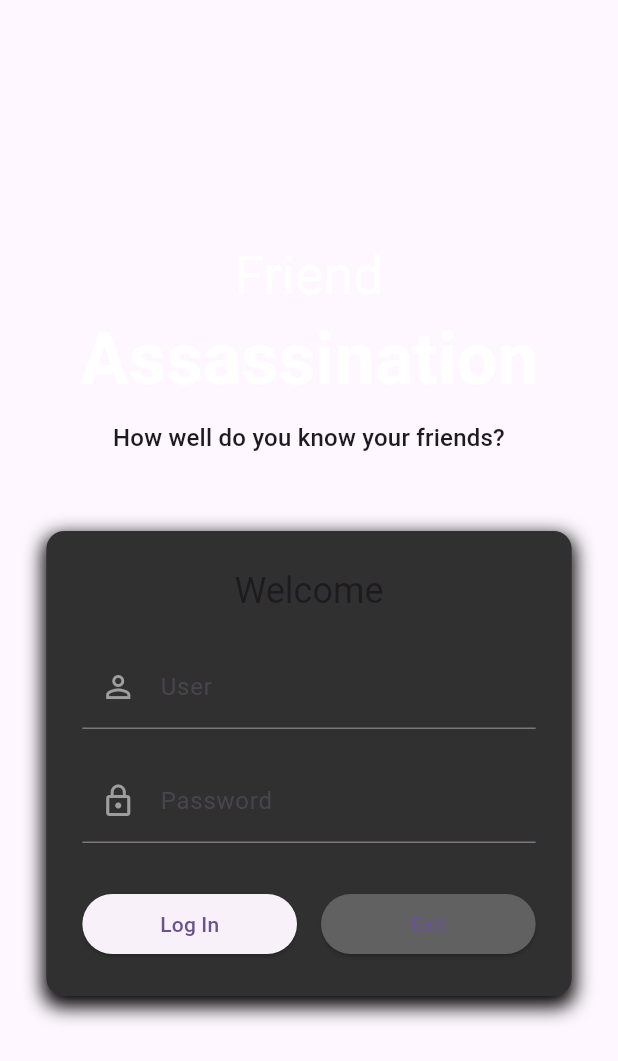
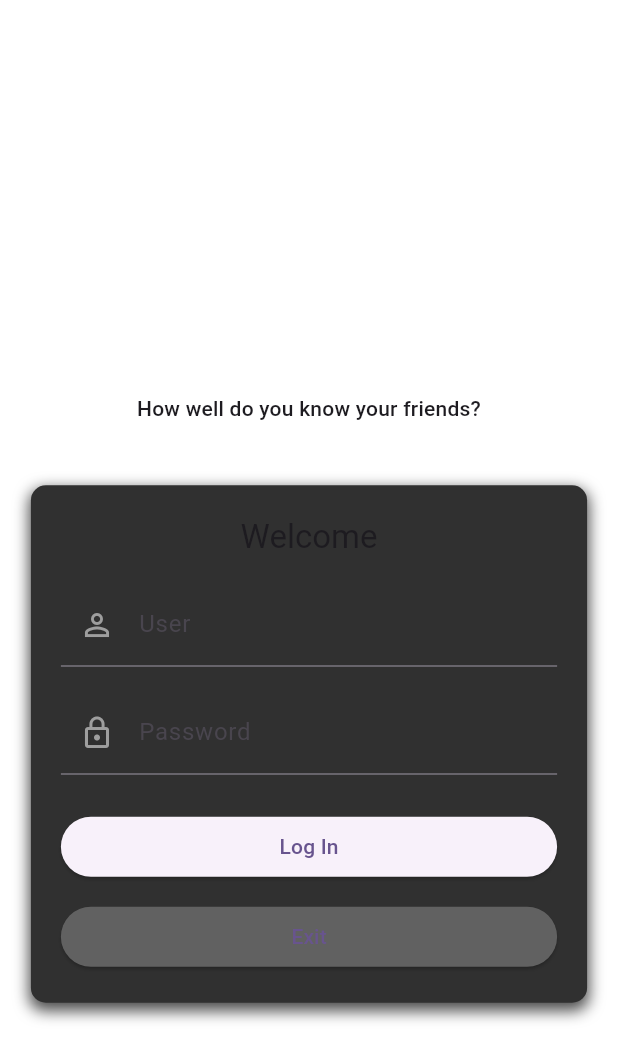
Before and after one commit to BenjaminWachter/FriendAssassination, a Flutter app: the screen it shows after launch, on a phone screen of 412 x 824 dp. Shown: the top 1061 px of the screen. Run offline on Flutter 3.47's test engine with Material 3 defaults, Android fonts, the phone set to English and light mode, and no system bars.

Commit message:
resopnsive view changer from large to compact

```diff
--- a/friend_assassination/lib/home.dart
+++ b/friend_assassination/lib/home.dart
@@ -1,8 +1,10 @@
+// ignore_for_file: deprecated_member_use
+
 import 'package:flutter/material.dart';
 
 
 class AssassinationHome extends StatefulWidget {
-  const AssassinationHome({Key? key}) : super(key: key);
+  const AssassinationHome({super.key});
 
   @override
   State<AssassinationHome> createState() => _AssassinationHomeState();
@@ -72,7 +74,7 @@ class _AssassinationHomeState extends State<AssassinationHome> {
                 // Placeholder icon
                 child: Icon(
                   Icons.person_outline, // Generic person icon
-                  color: textColor.withOpacity(0.5), // Semi-transparent white
+                  color: textColor.withAlpha(128), // Semi-transparent white // Replaced withOpacity
                   size: 150, // Large icon size
                 ),
               ),
@@ -117,7 +119,7 @@ class _AssassinationHomeState extends State<AssassinationHome> {
                 onPressed: () {
                   // Action to perform when the button is pressed
                   // For example, show a confirmation dialog or navigate
-                  print('Confirm Kill button pressed');
+                  debugPrint('Confirm Kill button pressed');
                   // You could show the dialog from the Figma design here
                   // showDialog(context: context, builder: (context) => ...);
                 },
@@ -136,72 +138,4 @@ class _AssassinationHomeState extends State<AssassinationHome> {
       ),
     );
   }
-    // Get screen dimensions
-    double screenWidth = MediaQuery.of(context).size.width;
-    double screenHeight = MediaQuery.of(context).size.height;
-
-    // Define minimum screen size
-    const double minWidth = 360;
-    const double minHeight = 500;
-
-    // Check if screen size meets the minimum requirements
-    if (screenWidth < minWidth || screenHeight < minHeight) {
-      return Scaffold(
-        body: Center(
-          child: Text(
-            'Screen size too small. Please use a larger device.',
-            style: Theme.of(context).textTheme.bodyMedium,
-            textAlign: TextAlign.center,
-          ),
-        ),
-      );
-    }
-
-    return Scaffold(
-      appBar: AppBar(
-        title: const Text('Assassination Home'),
-      ),
-      body: Center(
-        child: Text(
-          'Welcome to the Assassination Home!',
-          style: Theme.of(context).textTheme.headlineMedium,
-        ),
-      ),
-      floatingActionButton: FloatingActionButton(
-        onPressed: () {
-          // Implement your action here
-          ScaffoldMessenger.of(context).showSnackBar(
-            const SnackBar(content: Text('Floating Action Button Pressed')),
-          );
-        },
-        child: const Icon(Icons.add),
-      ),
-      floatingActionButtonLocation: FloatingActionButtonLocation.centerFloat,
-      bottomNavigationBar: BottomAppBar(
-        child: Row(
-          mainAxisAlignment: MainAxisAlignment.spaceBetween,
-          children: [
-            IconButton(
-              icon: const Icon(Icons.home),
-              onPressed: () {
-                // Implement your action here
-                ScaffoldMessenger.of(context).showSnackBar(
-                  const SnackBar(content: Text('Home Button Pressed')),
-                );
-              },
-            ),
-            IconButton(
-              icon: const Icon(Icons.settings),
-              onPressed: () {
-                // Implement your action here
-                ScaffoldMessenger.of(context).showSnackBar(
-                  const SnackBar(content: Text('Settings Button Pressed')),
-                );
-              },
-            ),
-          ],
-        ),
-      ),
-    );
-  }
 }
--- a/friend_assassination/lib/login.dart
+++ b/friend_assassination/lib/login.dart
@@ -1,6 +1,8 @@
 import 'package:flutter/material.dart';
 import 'package:friend_assassination/home.dart';
 import 'package:friend_assassination/domain/handler.dart';
+import 'package:friend_assassination/responsive_layout.dart';
+import 'package:friend_assassination/login_phone.dart';
 
 class LoginPage extends StatefulWidget {
   const LoginPage({super.key});
@@ -12,6 +14,13 @@ class LoginPage extends StatefulWidget {
 class _LoginPageState extends State<LoginPage> {
   final TextEditingController _userController = TextEditingController();
   final TextEditingController _passwordController = TextEditingController();
+
+  static const Color darkBackgroundColor = Color(0xFF201A30); // Darker purple/blue
+  static const Color cardBackgroundColor = Color(0xFF2D2F3E); // Slightly lighter dark shade
+  static const Color accentColor = Color(0xFF7B5AFF); // Purple accent
+  static const Color textColor = Colors.white;
+  static const Color subTextColor = Colors.white70;
+
 
   @override
   void dispose() {
@@ -77,7 +86,10 @@ class _LoginPageState extends State<LoginPage> {
     // Calculate form width based on screen size
     double formWidth = screenWidth > 600 ? 400 : screenWidth * 0.85;
 
-    return Scaffold(
+    // Web view for the login page
+    Widget loginWebView = Scaffold(
+      backgroundColor: darkBackgroundColor,
+
       body: Center(
         child: SingleChildScrollView(
           padding: const EdgeInsets.all(20.0),
@@ -198,5 +210,15 @@ class _LoginPageState extends State<LoginPage> {
         ),
       ),
     );
+
+    return ResponsiveLayout(
+      phoneView: LoginPhonePage(
+        userController: _userController,
+        passwordController: _passwordController,
+        onLogin: _login,
+        onExit: _exitApp,
+      ),
+      webView: loginWebView,
+    );
   }
 }
--- /dev/null
+++ b/friend_assassination/lib/login_phone.dart
@@ -0,0 +1,150 @@
+
+import 'package:flutter/material.dart';
+
+class LoginPhonePage extends StatelessWidget {
+  final TextEditingController userController;
+  final TextEditingController passwordController;
+  final VoidCallback onLogin;
+  final VoidCallback onExit;
+
+  const LoginPhonePage({
+    Key? key,
+    required this.userController,
+    required this.passwordController,
+    required this.onLogin,
+    required this.onExit,
+  }) : super(key: key);
+
+  static const Color darkBackgroundColor = Color.fromARGB(0, 251, 0, 0);
+  // static const Color cardBackgroundColor = Color(0xFF2D2F3E); // Not used here, but kept for consistency if needed later
+  // static const Color accentColor = Color(0xFF7B5AFF); // Not used here
+  // static const Color textColor = Colors.white; // Not used directly, relies on Theme
+  // static const Color subTextColor = Colors.white70; // Not used directly, relies on Theme
+
+
+  @override
+  Widget build(BuildContext context) {
+    double screenWidth = MediaQuery.of(context).size.width;
+    double formWidth = screenWidth * 0.9; // Adjusted for smaller screens
+
+    return Scaffold(
+      backgroundColor: darkBackgroundColor,
+      body: Center(
+        child: SingleChildScrollView(
+          padding: const EdgeInsets.all(16.0), // Adjusted padding for phone
+          child: ConstrainedBox(
+            constraints: BoxConstraints(
+              maxWidth: formWidth,
+            ),
+            child: Column(
+              mainAxisAlignment: MainAxisAlignment.center,
+              crossAxisAlignment: CrossAxisAlignment.center,
+              children: <Widget>[
+                // Title
+                Text(
+                  'Friend',
+                  style: Theme.of(context).textTheme.headlineSmall?.copyWith(
+                        fontSize: 32, // Slightly smaller for phone
+                        color: Colors.white,
+                      ),
+                  textAlign: TextAlign.center,
+                ),
+                Text(
+                  'Assassination',
+                  style: Theme.of(context).textTheme.headlineSmall?.copyWith(
+                        fontSize: 42, // Slightly smaller for phone
+                        color: Colors.white,
+                        fontWeight: FontWeight.bold,
+                      ),
+                  textAlign: TextAlign.center,
+                ),
+                const SizedBox(height: 8),
+                // Subtitle
+                Text(
+                  'How well do you know your friends?',
+                  style: Theme.of(context).textTheme.titleMedium?.copyWith(
+                        fontSize: 14, // Slightly smaller for phone
+                      ),
+                  textAlign: TextAlign.center,
+                ),
+                const SizedBox(height: 40), // Adjusted spacing
+
+                // Login Form Container
+                Container(
+                  padding: const EdgeInsets.all(20.0), // Adjusted padding
+                  decoration: BoxDecoration(
+                    color: Colors.grey[850],
+                    borderRadius: BorderRadius.circular(10.0), // Slightly smaller radius
+                    boxShadow: [
+                      BoxShadow(
+                        color: Colors.black.withOpacity(0.7),
+                        spreadRadius: 1,
+                        blurRadius: 8,
+                        offset: const Offset(0, 4),
+                      ),
+                    ],
+                  ),
+                  child: Column(
+                    mainAxisSize: MainAxisSize.min,
+                    children: [
+                      // Welcome Text
+                      Text(
+                        'Welcome',
+                        style: Theme.of(context).textTheme.headlineSmall?.copyWith(
+                              fontSize: 22, // Slightly smaller
+                            ),
+                      ),
+                      const SizedBox(height: 16),
+
+                      // User TextField
+                      TextField(
+                        controller: userController,
+                        decoration: const InputDecoration(
+                          labelText: 'User',
+                          prefixIcon: Icon(Icons.person_outline, color: Colors.grey),
+                        ),
+                        keyboardType: TextInputType.text,
+                      ),
+                      const SizedBox(height: 16),
+
+                      // Password TextField
+                      TextField(
+                        controller: passwordController,
+                        decoration: const InputDecoration(
+                          labelText: 'Password',
+                          prefixIcon: Icon(Icons.lock_outline, color: Colors.grey),
+                        ),
+                        obscureText: true,
+                      ),
+                      const SizedBox(height: 24),
+
+                      // Buttons Column for phone
+                      Column(
+                        mainAxisAlignment: MainAxisAlignment.center,
+                        crossAxisAlignment: CrossAxisAlignment.stretch,
+                        children: <Widget>[
+                          ElevatedButton(
+                            onPressed: onLogin,
+                            child: const Text('Log In'),
+                          ),
+                          const SizedBox(height: 12), // Spacing between buttons
+                          ElevatedButton(
+                            onPressed: onExit,
+                            style: ElevatedButton.styleFrom(
+                              backgroundColor: Colors.grey[700],
+                            ),
+                            child: const Text('Exit'),
+                          ),
+                        ],
+                      ),
+                    ],
+                  ),
+                ),
+              ],
+            ),
+          ),
+        ),
+      ),
+    );
+  }
+}
--- /dev/null
+++ b/friend_assassination/lib/responsive_layout.dart
@@ -0,0 +1,27 @@
+import 'package:flutter/material.dart';
+
+class ResponsiveLayout extends StatelessWidget {
+  final Widget phoneView;
+  final Widget webView;
+  final double breakpoint;
+
+  const ResponsiveLayout({
+    Key? key,
+    required this.phoneView,
+    required this.webView,
+    this.breakpoint = 600.0, // Default breakpoint for typical phone/tablet split
+  }) : super(key: key);
+
+  @override
+  Widget build(BuildContext context) {
+    return LayoutBuilder(
+      builder: (context, constraints) {
+        if (constraints.maxWidth < breakpoint) {
+          return phoneView;
+        } else {
+          return webView;
+        }
+      },
+    );
+  }
+}
--- a/friend_assassination/lib/test.dart
+++ b/friend_assassination/lib/test.dart
@@ -1,4 +1,5 @@
 import 'package:flutter/material.dart';
+// Added for debugPrint
 
 // Main function to run the app
 void main() {
@@ -98,7 +99,7 @@ class FriendAssassinationMainPage extends StatelessWidget {
                 // Placeholder icon
                 child: Icon(
                   Icons.person_outline, // Generic person icon
-                  color: textColor.withOpacity(0.5), // Semi-transparent white
+                  color: textColor.withAlpha((0.5 * 255).round()), // Semi-transparent white
                   size: 150, // Large icon size
                 ),
               ),
@@ -143,7 +144,7 @@ class FriendAssassinationMainPage extends StatelessWidget {
                 onPressed: () {
                   // Action to perform when the button is pressed
                   // For example, show a confirmation dialog or navigate
-                  print('Confirm Kill button pressed');
+                  debugPrint('Confirm Kill button pressed');
                   // You could show the dialog from the Figma design here
                   // showDialog(context: context, builder: (context) => ...);
                 },
```
